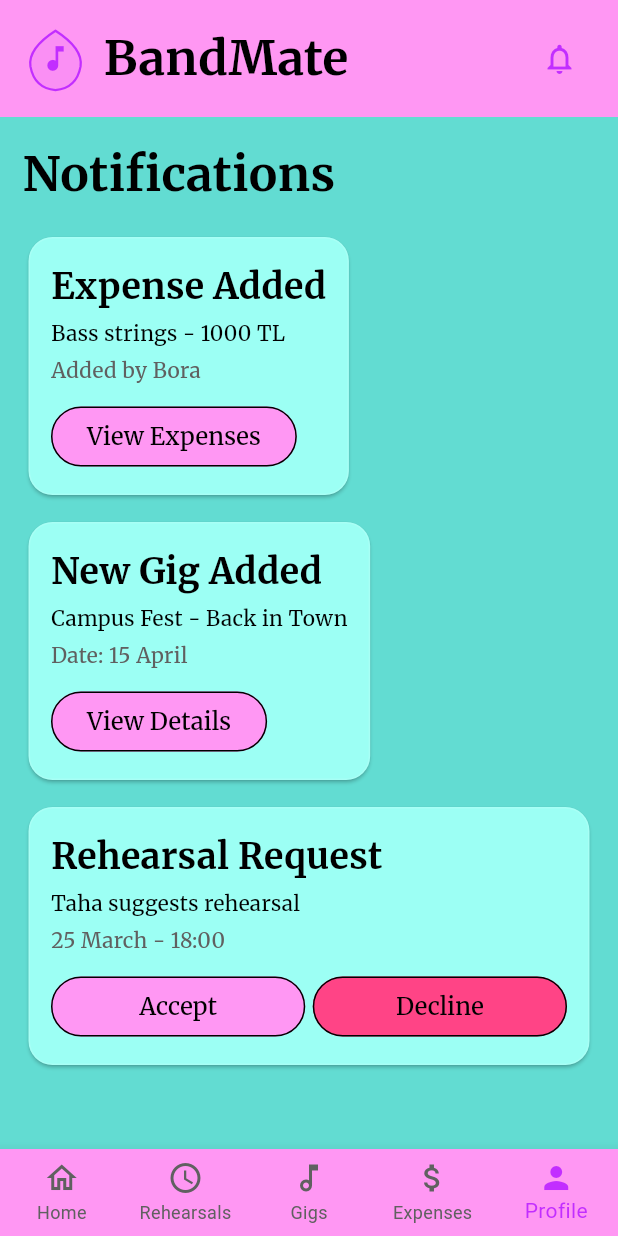
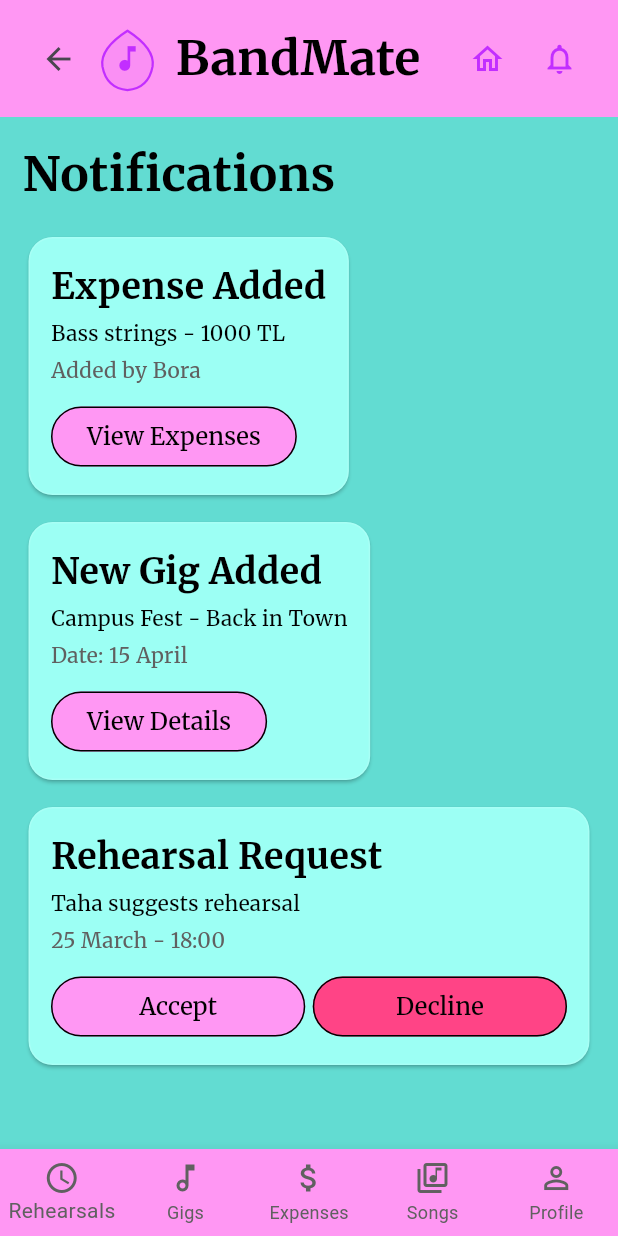
Before and after one commit to boraburgazlioglu/CS310_Group01, a Flutter app: the NotificationsPage screen opened by its route, on a phone screen of 412 x 824 dp. Run offline on Flutter 3.47's test engine with Material 3 defaults, Android fonts, the phone set to English and light mode, and no system bars; network calls fail.

Commit message:
small adjustments added

```diff
--- a/lib/main.dart
+++ b/lib/main.dart
@@ -12,11 +12,14 @@ class BandmateApp extends StatelessWidget {
   Widget build(BuildContext context) {
     return MaterialApp(
       debugShowCheckedModeBanner: false,
-      home: ProfilePage(),
+      home: HomeScreen(),
       routes: {
         '/notifications': (context) => const NotificationsPage(),
         '/gigs': (context) => const UpcomingGigsScreen(),
         '/home': (context) => const HomeScreen(),
+        '/profile': (context) => const ProfilePage(),
+        '/songs': (context) => const SongReadinessScreen(),
+        '/login': (context) => const LoginScreen(),
       },
     );
   }
--- a/lib/screens/home_screen.dart
+++ b/lib/screens/home_screen.dart
@@ -2,6 +2,8 @@ import 'package:flutter/material.dart';
 import '../utils/colors.dart';
 import '../utils/text.dart';
 import '../utils/padding.dart';
+import '../widgets/bandmate_header.dart';
+import '../widgets/bot_nav_bar.dart';
 
 class HomeScreen extends StatelessWidget {
   const HomeScreen({super.key});
@@ -18,6 +20,7 @@ class HomeScreen extends StatelessWidget {
   Widget build(BuildContext context) {
     return Scaffold(
       backgroundColor: AppColors.background,
+      appBar: const BandmateHeader(),
       body: SafeArea(
         child: SingleChildScrollView(
           padding: AppPadding.allL,
@@ -167,6 +170,7 @@ class HomeScreen extends StatelessWidget {
           ),
         ),
       ),
+      bottomNavigationBar: const MyNavBar(currentIndex: -1),
     );
   }
 }
--- a/lib/screens/notifications.dart
+++ b/lib/screens/notifications.dart
@@ -128,7 +128,7 @@ class _NotificationsPageState extends State<NotificationsPage> {
           ),
         ),
       ),
-      bottomNavigationBar: const MyNavBar(currentIndex: 4),
+      bottomNavigationBar: const MyNavBar(currentIndex: -1),
     );
   }
 
--- a/lib/screens/profile_page.dart
+++ b/lib/screens/profile_page.dart
@@ -425,7 +425,7 @@ class _ProfilePageState extends State<ProfilePage> {
                 width: 180,
                 child: OutlinedButton(
                   onPressed: () {
-                    Navigator.pushNamed(context, '/login_screen', arguments: 'Logged out successfully');
+                    Navigator.pushNamed(context, '/login', arguments: 'Logged out successfully');
                   },
                   style: OutlinedButton.styleFrom(
                     padding: EdgeInsets.symmetric(
--- a/lib/widgets/bandmate_header.dart
+++ b/lib/widgets/bandmate_header.dart
@@ -5,15 +5,14 @@ import '../utils/text.dart';
 
 //appbar widget with logo and notifications button
 class BandmateHeader extends StatelessWidget implements PreferredSizeWidget {
-  const BandmateHeader({super.key});
+  const BandmateHeader({super.key,});
 
   @override
   Size get preferredSize => const Size.fromHeight(80);
 
   @override
   Widget build(BuildContext context) {
-    final theme = Theme.of(context);
-
+    final bool showBackButton = Navigator.canPop(context);
     return Material(
       color: AppColors.surface,
       elevation: 0,
@@ -23,6 +22,13 @@ class BandmateHeader extends StatelessWidget implements PreferredSizeWidget {
           padding: AppPadding.allL,
           child: Row(
             children: [
+              if (showBackButton == true)
+                IconButton(
+                  onPressed: () {
+                    Navigator.pop(context);
+                  },
+                  icon: const Icon(Icons.arrow_back),
+                ),
               _PickLogo(color: AppColors.primary),
               const SizedBox(width: AppPadding.M),
               Text(
@@ -32,7 +38,14 @@ class BandmateHeader extends StatelessWidget implements PreferredSizeWidget {
               const Spacer(),
               IconButton(
                 onPressed: () {
-                  Navigator.pushReplacementNamed(context, '/notifications');
+                  Navigator.pushNamedAndRemoveUntil(context, '/home', (route) => false);
+                },
+                icon: const Icon(Icons.home_outlined, color: AppColors.primary),
+                tooltip: 'Home',
+              ),
+              IconButton(
+                onPressed: () {
+                  Navigator.pushNamed(context, '/notifications');
                 },
                 icon: const Icon(Icons.notifications_none, color: AppColors.primary),
                 tooltip: 'Notifications',
--- a/lib/widgets/bot_nav_bar.dart
+++ b/lib/widgets/bot_nav_bar.dart
@@ -15,19 +15,21 @@ class MyNavBar extends StatelessWidget {
     //placeholder page names!!!
     switch (index) {
       case 0:
-        Navigator.pushReplacementNamed(context, '/home');
+        Navigator.pushReplacementNamed(context, '/rehearsals');
         break;
       case 1:
-        Navigator.pushReplacementNamed(context, '/rehearsals');
+        Navigator.pushReplacementNamed(context, '/gigs');
         break;
       case 2:
-        Navigator.pushReplacementNamed(context, '/gigs');
+        Navigator.pushReplacementNamed(context, '/expenses');
         break;
       case 3:
-        Navigator.pushReplacementNamed(context, '/expenses');
+        Navigator.pushReplacementNamed(context, '/songs');
         break;
       case 4:
         Navigator.pushReplacementNamed(context, '/profile');
+        break;
+      case 5:
         break;
     }
   }
@@ -36,17 +38,17 @@ class MyNavBar extends StatelessWidget {
   Widget build(BuildContext context) {
     return BottomNavigationBar(
       backgroundColor: AppColors.surface,
-      selectedItemColor: AppColors.primary,
+      currentIndex: currentIndex < 0 ? 0 : currentIndex,
+      selectedItemColor: currentIndex < 0
+          ? AppColors.textSecondary
+          : AppColors.primary,
       unselectedItemColor: AppColors.textSecondary,
-      currentIndex: currentIndex,
+      selectedLabelStyle: TextStyle(
+        color: currentIndex < 0 ? AppColors.textSecondary : AppColors.primary,
+      ),
       type: BottomNavigationBarType.fixed,
       onTap: (index) => _onTap(context, index),
       items: const [
-        BottomNavigationBarItem(
-          icon: Icon(Icons.home_outlined),
-          activeIcon: Icon(Icons.home),
-          label: 'Home',
-        ),
         BottomNavigationBarItem(
           icon: Icon(Icons.schedule_outlined),
           activeIcon: Icon(Icons.schedule),
@@ -63,6 +65,11 @@ class MyNavBar extends StatelessWidget {
           label: 'Expenses',
         ),
         BottomNavigationBarItem(
+          icon: Icon(Icons.library_music_outlined),
+          activeIcon: Icon(Icons.library_music),
+          label: 'Songs',
+        ),
+        BottomNavigationBarItem(
           icon: Icon(Icons.person_outline),
           activeIcon: Icon(Icons.person),
           label: 'Profile',
```
